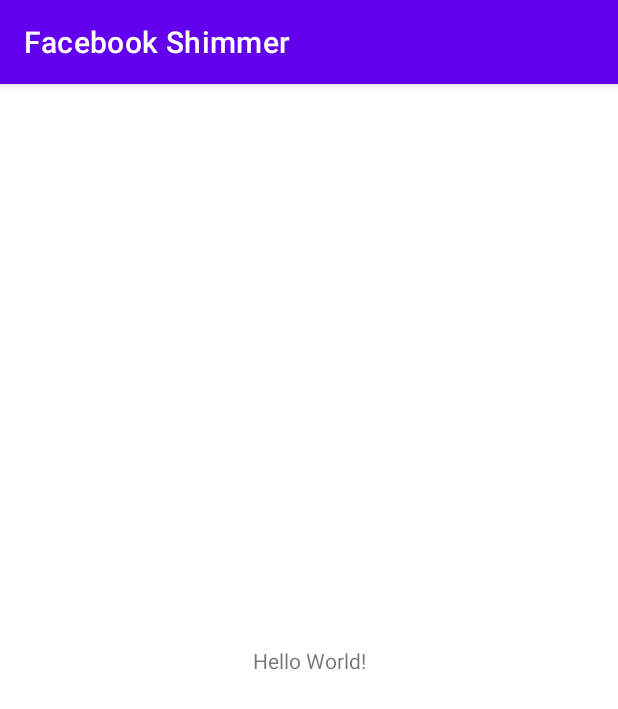
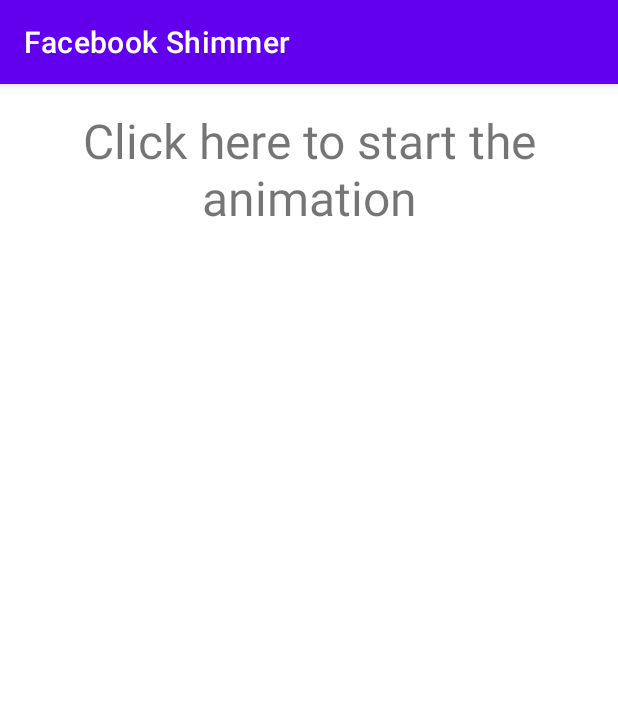
Before and after one commit to leonardosibela/animation-shimmer, an Android app: the screen it shows after launch (MainActivity), on a phone screen of 412 x 824 dp. Shown: the top 709 px of the screen. Run offline under Robolectric (Android 15) with nearby library versions, the phone set to English and light mode, and no system bars; our stand-ins replace Shimmer.

Commit message:
Adding layout for main activity

```diff
--- a/app/src/main/res/layout/activity_main.xml
+++ b/app/src/main/res/layout/activity_main.xml
@@ -7,12 +7,68 @@
     tools:context=".MainActivity">
 
     <TextView
+        android:id="@+id/start_stop_animation"
         android:layout_width="wrap_content"
         android:layout_height="wrap_content"
-        android:text="Hello World!"
-        app:layout_constraintBottom_toBottomOf="parent"
+        android:layout_marginStart="16dp"
+        android:layout_marginTop="16dp"
+        android:layout_marginEnd="16dp"
+        android:text="@string/title_start_animation"
+        android:textAlignment="center"
+        android:textSize="32sp"
         app:layout_constraintLeft_toLeftOf="parent"
         app:layout_constraintRight_toRightOf="parent"
         app:layout_constraintTop_toTopOf="parent" />
 
+    <com.facebook.shimmer.ShimmerFrameLayout
+        android:id="@+id/items_shimmer"
+        android:layout_width="match_parent"
+        android:layout_height="0dp"
+        android:layout_marginTop="16dp"
+        android:visibility="gone"
+        app:layout_constraintBottom_toBottomOf="parent"
+        app:layout_constraintTop_toBottomOf="@+id/start_stop_animation"
+        app:shimmer_auto_start="false">
+
+        <LinearLayout
+            android:layout_width="match_parent"
+            android:layout_height="match_parent"
+            android:orientation="vertical"
+            tools:visibility="gone">
+
+            <include layout="@layout/item_shimmer_programming_skill" />
+
+            <include layout="@layout/item_shimmer_programming_skill" />
+
+            <include layout="@layout/item_shimmer_programming_skill" />
+
+            <include layout="@layout/item_shimmer_programming_skill" />
+
+            <include layout="@layout/item_shimmer_programming_skill" />
+
+            <include layout="@layout/item_shimmer_programming_skill" />
+
+            <include layout="@layout/item_shimmer_programming_skill" />
+
+            <include layout="@layout/item_shimmer_programming_skill" />
+
+            <include layout="@layout/item_shimmer_programming_skill" />
+
+            <include layout="@layout/item_shimmer_programming_skill" />
+
+        </LinearLayout>
+
+    </com.facebook.shimmer.ShimmerFrameLayout>
+
+    <androidx.recyclerview.widget.RecyclerView
+        android:layout_width="0dp"
+        android:layout_height="0dp"
+        android:layout_marginTop="16dp"
+        app:layout_constraintTop_toBottomOf="@id/start_stop_animation"
+        tools:itemCount="5"
+        app:layout_constraintBottom_toBottomOf="parent"
+        app:layout_constraintLeft_toLeftOf="parent"
+        app:layout_constraintRight_toRightOf="parent"
+        tools:listitem="@layout/item_programming_skill" />
+
 </androidx.constraintlayout.widget.ConstraintLayout>
--- a/app/src/main/res/values/strings.xml
+++ b/app/src/main/res/values/strings.xml
@@ -3,4 +3,5 @@
     <string name="label_seniority">Seniority:</string>
     <string name="label_years_experience">Years of experience:</string>
     <string name="seniority_level">Sênior</string>
+    <string name="title_start_animation">Click here to start the animation</string>
 </resources>
```
